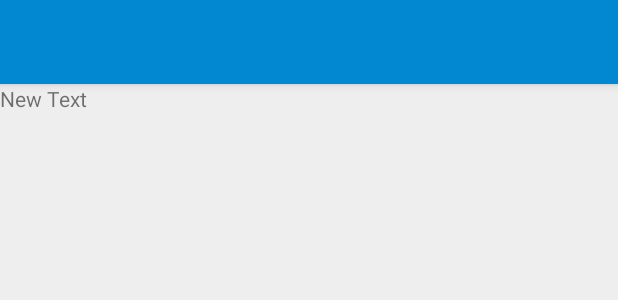
After one commit to PierrickG34/Ancien_Dico_Stage, an Android app: the layout import_internet.xml on its own in the app's theme, with its tools: preview values and no code run, on a phone screen of 412 x 824 dp. The commit adds this screen. Shown: the top 300 px of the screen. Run offline under Robolectric (Android 15) with nearby library versions, the phone set to English and light mode, and no system bars; network calls fail.

Commit message:
add import from internet

```diff
--- a/app/build.gradle
+++ b/app/build.gradle
@@ -4,6 +4,7 @@ apply plugin: 'kotlin-android'
 android {
     compileSdkVersion 24
     buildToolsVersion "23.0.3"
+    useLibrary 'org.apache.http.legacy'
 
     defaultConfig {
         applicationId "ie.csis.dicosaure"
@@ -45,6 +46,10 @@ dependencies {
     compile 'com.android.support:support-annotations:+'
     compile "org.jetbrains.kotlin:kotlin-stdlib:$kotlin_version"
     compile 'org.jetbrains.anko:anko-sqlite:0.8.3'
+    compile 'org.apache.httpcomponents:httpclient-android:+'
+    compile 'org.apache.httpcomponents:httpcore:+'
+    compile 'org.apache.httpcomponents:httpclient:+'
+    compile 'org.apache.commons:commons-io:+'
 }
 repositories {
     mavenCentral()
--- /dev/null
+++ b/app/src/main/res/layout/import_internet.xml
@@ -0,0 +1,17 @@
+<?xml version="1.0" encoding="utf-8"?>
+<RelativeLayout xmlns:android="http://schemas.android.com/apk/res/android"
+    android:layout_width="match_parent" android:layout_height="match_parent">
+
+    <include android:id="@+id/tool_bar"
+        layout="@layout/tool_bar"
+        android:layout_height="wrap_content"
+        android:layout_width="match_parent"/>
+
+    <TextView
+        android:layout_width="match_parent"
+        android:layout_height="match_parent"
+        android:layout_below="@id/tool_bar"
+        android:text="New Text"
+        android:id="@+id/test" />
+
+</RelativeLayout>
--- a/app/src/main/res/values/strings.xml
+++ b/app/src/main/res/values/strings.xml
@@ -145,4 +145,5 @@
     <string name="what_do_you_want">What do you want to do ?</string>
     <string name="no_image">No image</string>
     <string name="headword_missing">Headword missing</string>
+    <string name="from_internet">From Internet</string>
 </resources>
```
Also changed, not shown: app/src/main/AndroidManifest.xml (+11 -0 lines), app/src/main/java/ie/csis/dicosaure/views/activities/InternetImport.kt (added, +77 -0 lines), app/src/main/java/ie/csis/dicosaure/views/fragments/HomeFragment.kt (+7 -1 lines), 2 other files.
